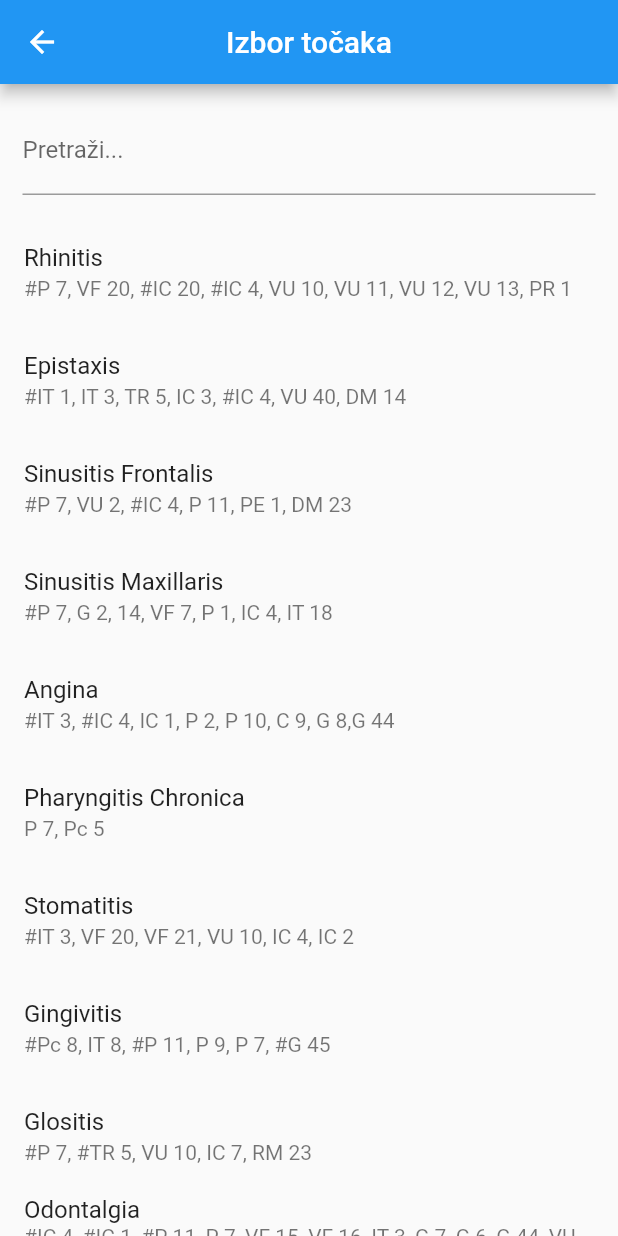
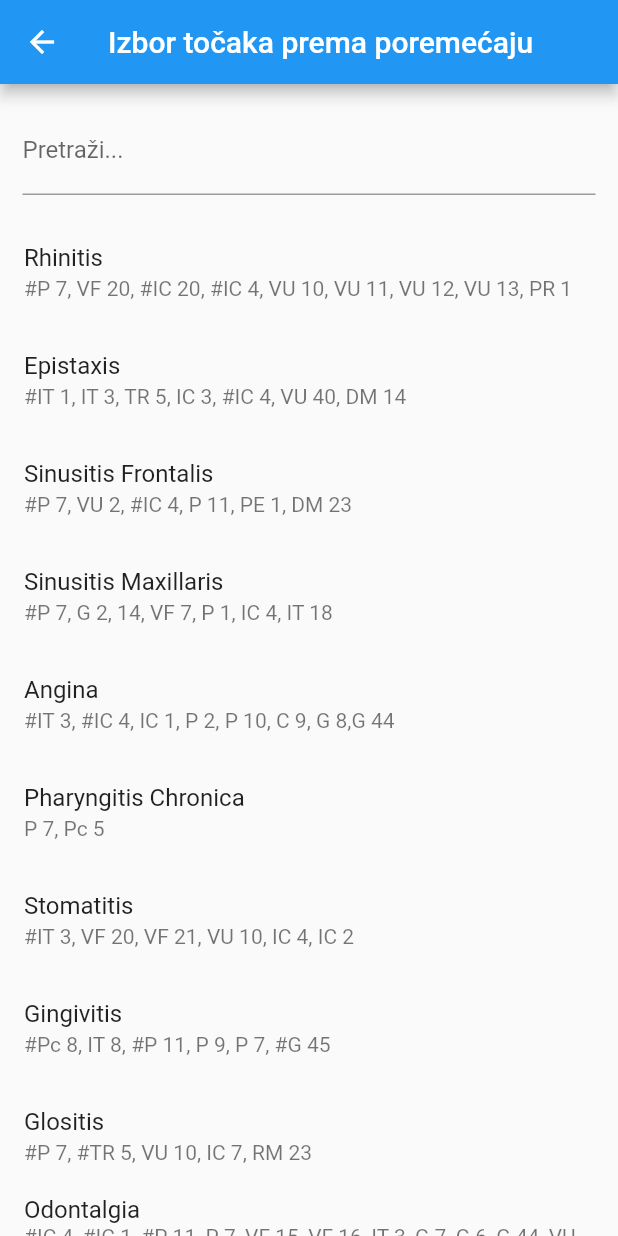
Before and after one commit to DarioSiroki/diacoder, a Flutter app: the IzborTocakaPremaPoremecaju screen opened directly, on a phone screen of 412 x 824 dp. Run offline on Flutter 3.47's test engine with Material 2 defaults, Android fonts, the phone set to English and light mode, and no system bars.

Commit message:
update titles

```diff
--- a/lib/views/izbor_tocaka/izbor_tocaka_prema_organu.dart
+++ b/lib/views/izbor_tocaka/izbor_tocaka_prema_organu.dart
@@ -26,7 +26,7 @@ class _IzborTocakaPremaOrganuState extends State<IzborTocakaPremaOrganu> {
   Widget build(BuildContext context) {
     return Scaffold(
         appBar: AppBar(
-          title: Text("Izbor točaka"),
+          title: Text("Izbor točaka prema organu"),
           centerTitle: true,
           // backgroundColor: Colors.white,
         ),
--- a/lib/views/izbor_tocaka/izbor_tocaka_prema_poremecaju.dart
+++ b/lib/views/izbor_tocaka/izbor_tocaka_prema_poremecaju.dart
@@ -30,7 +30,7 @@ class _IzborTocakaPremaPoremecajuState
   Widget build(BuildContext context) {
     return Scaffold(
         appBar: AppBar(
-          title: Text("Izbor točaka"),
+          title: Text("Izbor točaka prema poremećaju"),
           centerTitle: true,
           // backgroundColor: Colors.white,
         ),
@@ -59,7 +59,7 @@ class _IzborTocakaPremaPoremecajuState
                         context,
                         MaterialPageRoute(
                             builder: (context) => VizualizacijaTocaka(
-                                tilesToRender[i].name,
+                                tilesToRender[i].name.capitalize(),
                                 tilesToRender[i].points)));
                     // modal(key, tockeZaPrikaz[key]);
                   },
```
